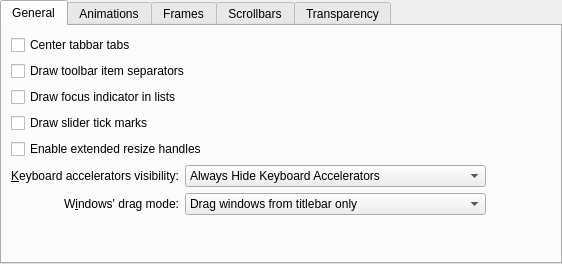
Before: the Qt Designer form kstyle/config/ui/ferenconfig.ui in msgpo/Feren-QStyle, drawn with Qt 5.
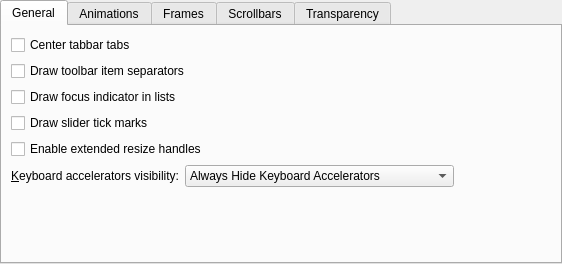
After: the same form once the commit is applied.

```diff
--- a/kstyle/config/ui/ferenconfig.ui
+++ b/kstyle/config/ui/ferenconfig.ui
@@ -47,9 +47,6 @@
            <verstretch>0</verstretch>
           </sizepolicy>
          </property>
-         <property name="text">
-          <string>W&amp;indows' drag mode:</string>
-         </property>
          <property name="alignment">
           <set>Qt::AlignRight|Qt::AlignTrailing|Qt::AlignVCenter</set>
          </property>
@@ -110,25 +107,6 @@
          </property>
         </spacer>
        </item>
-       <item row="6" column="2" colspan="2">
-        <widget class="QComboBox" name="_windowDragMode">
-         <item>
-          <property name="text">
-           <string>Drag windows from titlebar only</string>
-          </property>
-         </item>
-         <item>
-          <property name="text">
-           <string>Drag windows from titlebar, menubar and toolbars</string>
-          </property>
-         </item>
-         <item>
-          <property name="text">
-           <string>Drag windows from all empty areas</string>
-          </property>
-         </item>
-        </widget>
-       </item>
        <item row="7" column="1" colspan="3">
         <spacer name="verticalSpacer">
          <property name="orientation">
```
Left out of the diff: 4 changed lines with no effect on the pictures.
